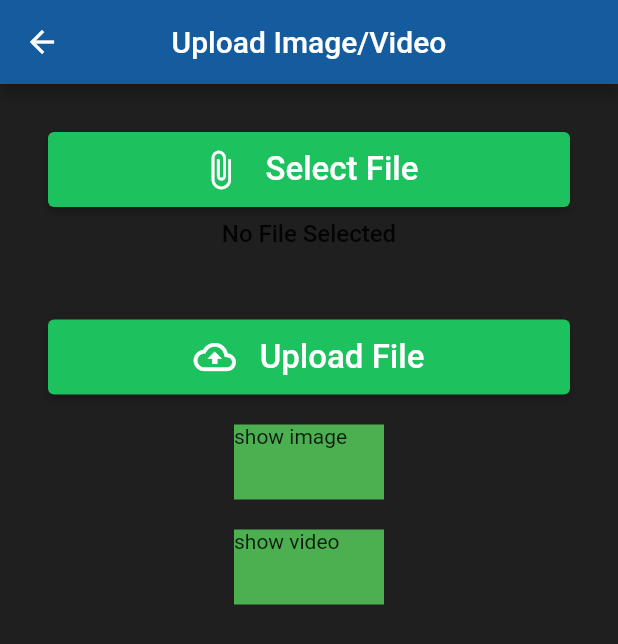
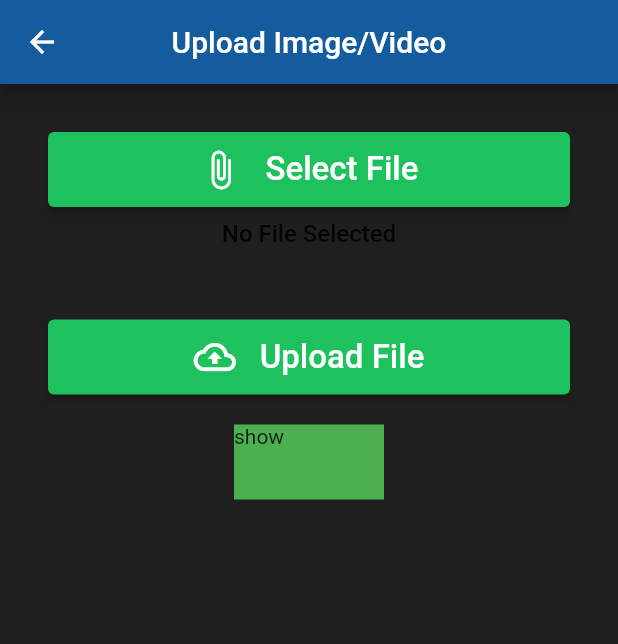
Before and after one commit to piffaisgorgeous/recipe_application, a Flutter app: the Uploads screen opened directly, on a phone screen of 412 x 824 dp. Shown: the top 644 px of the screen. Run offline on Flutter 3.47's test engine with Material 2 defaults, Android fonts, the phone set to English and light mode, and no system bars; our stand-ins replace cloud_firestore, file_picker, firebase_auth, firebase_core, firebase_storage, image_picker and 3 more; missing offline and left inert: dart:ffi; accounts and stored records are empty.

Commit message:
modify displaying the video and image

```diff
--- a/lib/views/signin.dart
+++ b/lib/views/signin.dart
@@ -122,7 +122,9 @@ class _SignInState extends State<SignIn> {
                     ),
                     GestureDetector(
                       onTap: () {
-                        singIn();
+                       // singIn();
+                       Navigator.pushReplacement(
+            context, MaterialPageRoute(builder: (context) => Home()));
                       },
                       child: Container(
                         padding: EdgeInsets.symmetric(vertical: 16),
--- a/lib/views/uploadimage.dart
+++ b/lib/views/uploadimage.dart
@@ -1,3 +1,5 @@
+import 'dart:ffi';
+
 import 'package:flutter/material.dart';
 
 import 'dart:math';
@@ -15,6 +17,7 @@ import 'package:file_picker/file_picker.dart';
 import 'package:firebase_core/firebase_core.dart';
 import 'package:firebase_storage/firebase_storage.dart';
 import 'package:recipe_application/api/firebase_api.dart';
+import 'package:recipe_application/widget/basic_overlay_widget.dart';
 import 'package:recipe_application/widget/button_widget.dart';
 import 'package:flutter/material.dart';
 import 'package:flutter/services.dart';
@@ -40,6 +43,7 @@ import 'package:video_player/video_player.dart';
 //   }
 // }
 String url;
+String typeString;
 
 class Uploads extends StatefulWidget {
   @override
@@ -96,8 +100,10 @@ class _UploadsState extends State<Uploads> {
         },
       );
 
-  // final textController = TextEditingController(text: url);
-  // VideoPlayerController controller;
+  TextEditingController textController;
+  VideoPlayerController controller;
+  // // var isMuted;
+  // // isMuted = controller.value.volume == 0;
 
   // //static get urlLandscapeVideo => null;
 
@@ -116,6 +122,17 @@ class _UploadsState extends State<Uploads> {
   //   controller.dispose();
   //   super.dispose();
   // }
+ Widget buildVideo() => Stack(
+        children: <Widget>[
+          buildVideoPlayer(),
+          Positioned.fill(child: BasicOverlayWidget(controller: controller)),
+        ],
+      );
+
+  Widget buildVideoPlayer() => AspectRatio(
+        aspectRatio: controller.value.aspectRatio,
+        child: VideoPlayer(controller),
+      );
   @override
   Widget build(BuildContext context) {
     final fileName = file != null ? basename(file.path) : 'No File Selected';
@@ -145,38 +162,97 @@ class _UploadsState extends State<Uploads> {
                 ),
                 SizedBox(height: 48),
                 ButtonWidget(
-                  text: 'Upload File',
-                  icon: Icons.cloud_upload_outlined,
-                  onClicked: uploadFile,
-                ),
+                    text: 'Upload File',
+                    icon: Icons.cloud_upload_outlined,
+                    onClicked: () {
+                      uploadFile();
+                    }),
                 SizedBox(height: 20),
                 task != null ? buildUploadStatus(task) : Container(),
                 GestureDetector(
-                    onTap: () => uploadFile,
-                    child: Container(
-                      color: Colors.green,
-                      width: 100,
-                      height: 50,
-                      child: Text("show image"),
-                    )),
-                SizedBox(height: 20),
-                GestureDetector(
                     onTap: () {
-                      Navigator.push(
-                        context,
-                        MaterialPageRoute(
-                            builder: (context) => NetworkPlayerWidget()),
-                      );
+                      //                      Uri uri = Uri.parse(url);
+                      // String typeString = uri.path.substring(uri.path.length - 3).toLowerCase();
+                      //  if (typeString == "jpg" || typeString == "png"){
+
+                      //  }
+                      setState(() {
+                        uploadFile();
+                        Uri uri = Uri.parse(url);
+                        typeString = uri.path
+                            .substring(uri.path.length - 3)
+                            .toLowerCase();
+                        controller = VideoPlayerController.network(url)
+                          ..addListener(() => setState(() {}))
+                          ..setLooping(true)
+                          ..initialize().then((_) => controller.play());
+                        //  isMuted = controller.value.volume == 0;
+                      });
+                      typeString = null ;
+                          url = null;
+                          controller = null ;
+                          textController = null;
                     },
                     child: Container(
                       color: Colors.green,
                       width: 100,
                       height: 50,
-                      child: Text("show video"),
+                      child: Text("show"),
                     )),
+                SizedBox(height: 20),
+                // GestureDetector(
+                //     onTap: () {
+                //       Navigator.push(
+                //         context,
+                //         MaterialPageRoute(
+                //             builder: (context) => NetworkPlayerWidget()),
+                //       );
+                //     },
+                //     child: Container(
+                //       color: Colors.green,
+                //       width: 100,
+                //       height: 50,
+                //       child: Text("show video"),
+                //     )),
+                // Container(
+                //   //  height: MediaQuery.of(context).size.height,
+                //   child: url == null ? Container() : Image.network(url),
+                // ),
+
                 Container(
                   //  height: MediaQuery.of(context).size.height,
-                  child: url == null ? Container() : Image.network(url),
+                  child: typeString == null &&
+                          url == null &&
+                          controller == null &&
+                          textController == null
+                      ? Container()
+                      : typeString == "jpg" || typeString == "png"
+                          ? Image.network(url)
+                          : Container(
+                              alignment: Alignment.center,
+                              child: Column(
+                                children: [
+                                 Container(alignment: Alignment.topCenter, child: buildVideo()),
+                                  // const SizedBox(height: 32),
+                                  // if (controller != null &&
+                                  //     controller.value.initialized)
+                                  //   CircleAvatar(
+                                  //     radius: 30,
+                                  //     backgroundColor: Colors.red,
+                                  //     child: IconButton(
+                                  //       icon: Icon(
+                                  //         isMuted
+                                  //             ? Icons.volume_mute
+                                  //             : Icons.volume_up,
+                                  //         color: Colors.white,
+                                  //       ),
+                                  //       onPressed: () =>
+                                  //           controller.setVolume(isMuted ? 1 : 0),
+                                  //     ),
+                                  //   )
+                                ],
+                              ),
+                            ),
                 ),
 
                 //  Container(
```
